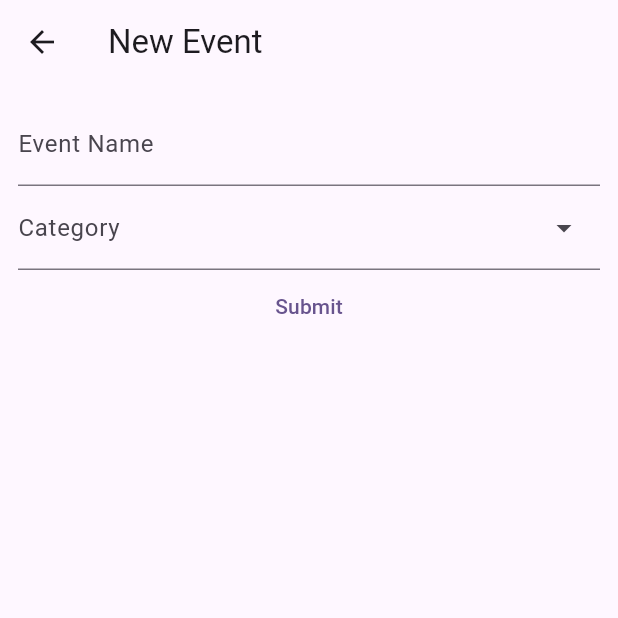
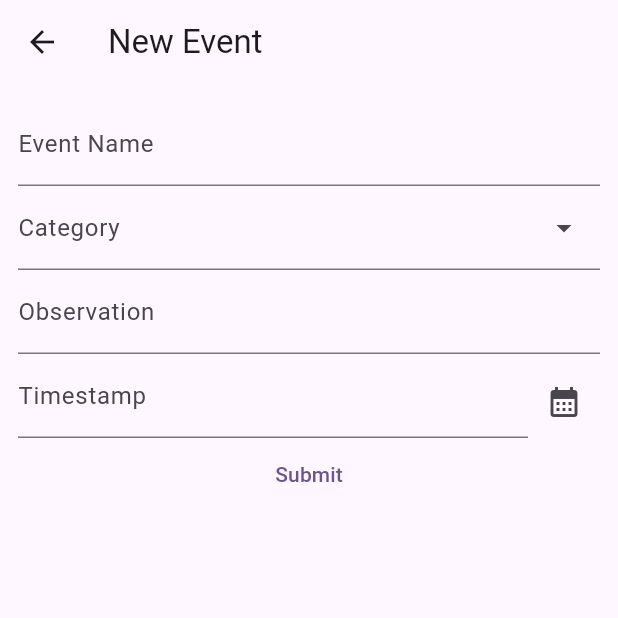
Before and after one commit to erickm32/event_counter, a Flutter app: the EventForm screen opened directly with empty values, on a phone screen of 412 x 824 dp, the top half of it. Run offline on Flutter 3.47's test engine with Material 3 defaults, Android fonts, the phone set to English and light mode, and no system bars; drawn by our look-alikes of dropdown_search; network calls fail.

Commit message:
Adding observation and timestamp columns

```diff
--- a/lib/pages/event_form.dart
+++ b/lib/pages/event_form.dart
@@ -19,6 +19,8 @@ class _EventFormState extends State<EventForm> {
   final _formKey = GlobalKey<FormState>();
   final nameController = TextEditingController();
   final categoryController = TextEditingController();
+  final observationTxtCtrl = TextEditingController();
+  final timestampCtrl = TextEditingController();
 
   Category? selectedCategory;
 
@@ -65,10 +67,40 @@ class _EventFormState extends State<EventForm> {
                       selectedCategory = selected;
                     },
                   ),
+                  TextFormField(
+                    controller: observationTxtCtrl,
+                    decoration: const InputDecoration(
+                      label: Text('Observation'),
+                    ),
+                  ),
+                  Row(
+                    crossAxisAlignment: CrossAxisAlignment.end,
+                    children: [
+                      Expanded(
+                        child: TextFormField(
+                          controller: timestampCtrl,
+                          readOnly: true,
+                          onTap: getTimestamp,
+                          decoration: InputDecoration(
+                            label: const Text('Timestamp'),
+                            suffixIcon: timestampCtrl.text != ''
+                                ? IconButton(
+                                    icon: const Icon(Icons.close),
+                                    onPressed: () => setState(() {
+                                          timestampCtrl.clear();
+                                        }))
+                                : null,
+                          ),
+                        ),
+                      ),
+                      IconButton(
+                          onPressed: getTimestamp,
+                          icon: const Icon(Icons.calendar_month)),
+                    ],
+                  ),
                   TextButton(
                     onPressed: () {
                       if (_formKey.currentState!.validate()) {
-                        print(nameController.text);
                         http
                             .post(
                           Uri.parse('http://10.0.2.2:5000/api/events.json'),
@@ -82,6 +114,8 @@ class _EventFormState extends State<EventForm> {
                                         element.serverId ==
                                         selectedCategory!.serverId)
                                     .serverId,
+                                'observation': observationTxtCtrl.text,
+                                'timestamp': timestampCtrl.text
                               },
                             },
                           ),
@@ -108,4 +142,31 @@ class _EventFormState extends State<EventForm> {
       ),
     );
   }
+
+  void getTimestamp() {
+    showDatePicker(
+      context: context,
+      firstDate: DateTime(DateTime.now().year - 1),
+      lastDate: DateTime(DateTime.now().year + 1),
+    ).then((dateValue) {
+      if (dateValue != null) {
+        showTimePicker(
+          context: context,
+          initialTime: TimeOfDay.now(),
+        ).then((timeValue) {
+          setState(() {
+            timestampCtrl.text = timeValue != null
+                ? DateTime(
+                    dateValue.year,
+                    dateValue.month,
+                    dateValue.day,
+                    timeValue.hour,
+                    timeValue.minute,
+                  ).toIso8601String()
+                : DateTime.now().toIso8601String();
+          });
+        });
+      }
+    });
+  }
 }
```
